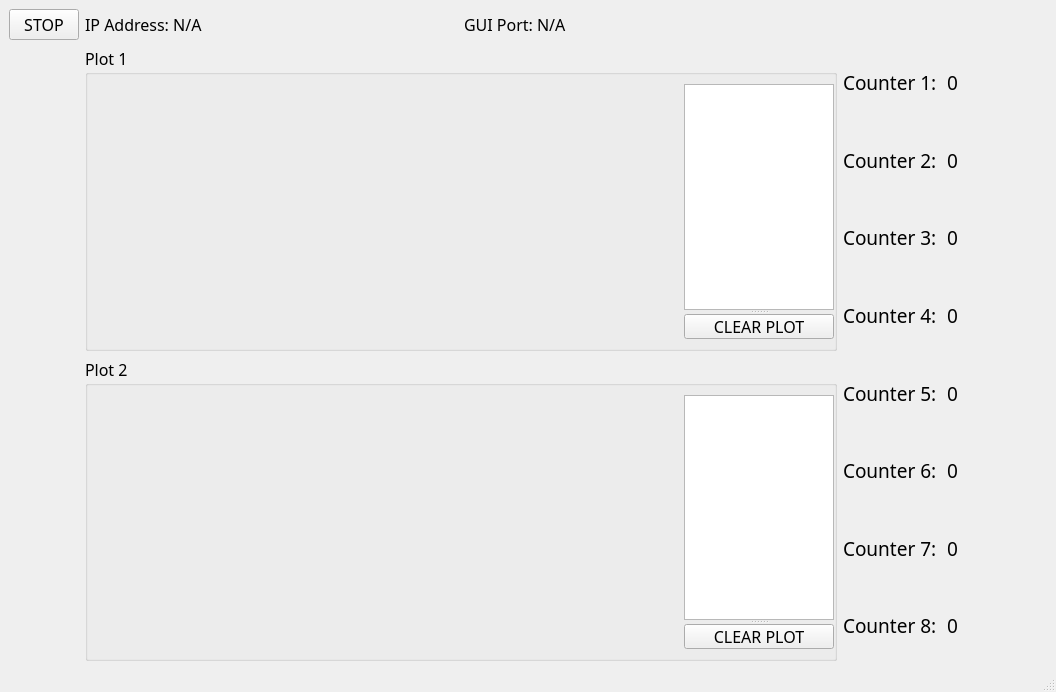
First picture: the form in pylabnet/gui/pyqt/gui_templates/count_monitor.ui, repository lukingroup/pylabnet, before the edit.
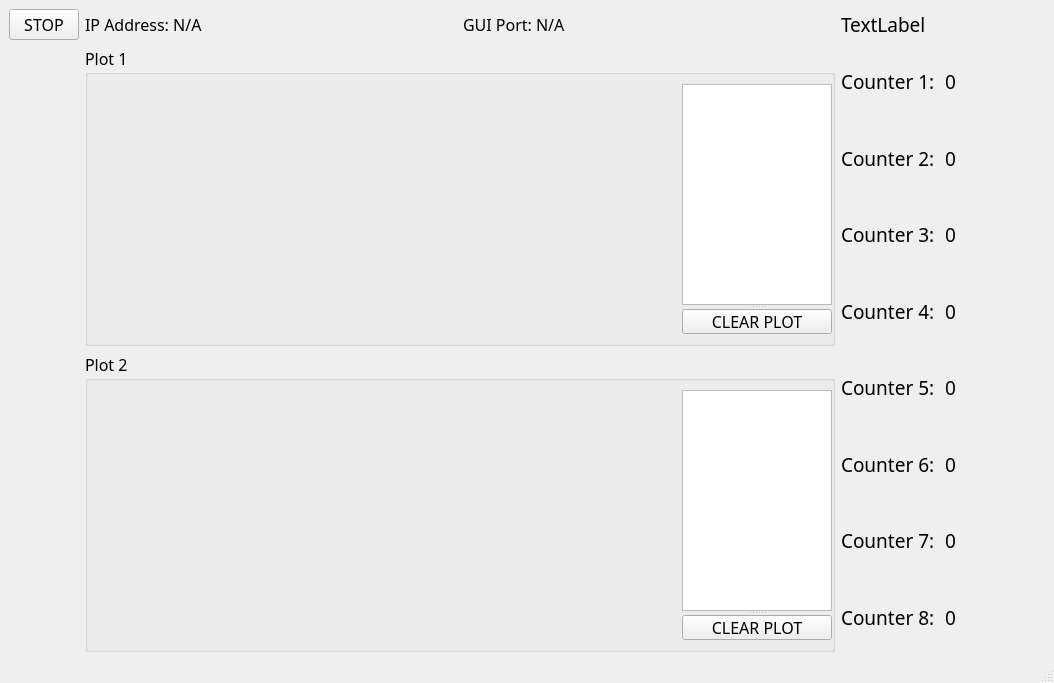
Second picture: the form after the edit. Custom widgets are drawn as their Qt base class.

Commit message: Updated ui files for count monitor and histogram, changed scripts to add channel and tt names

```diff
--- a/pylabnet/gui/pyqt/gui_templates/count_monitor.ui
+++ b/pylabnet/gui/pyqt/gui_templates/count_monitor.ui
@@ -6,8 +6,8 @@
    <rect>
     <x>0</x>
     <y>0</y>
-    <width>1056</width>
-    <height>692</height>
+    <width>1054</width>
+    <height>683</height>
    </rect>
   </property>
   <property name="windowTitle">
@@ -198,7 +198,7 @@
        </widget>
       </item>
       <item row="1" column="0">
-       <widget class="QLabel" name="label_7">
+       <widget class="QLabel" name="label_2">
         <property name="font">
          <font>
           <family>Calibri Light</family>
@@ -280,7 +280,7 @@
        </widget>
       </item>
       <item row="0" column="0">
-       <widget class="QLabel" name="label_5">
+       <widget class="QLabel" name="label_1">
         <property name="font">
          <font>
           <family>Calibri Light</family>
@@ -296,7 +296,7 @@
        </widget>
       </item>
       <item row="3" column="0">
-       <widget class="QLabel" name="label_2">
+       <widget class="QLabel" name="label_4">
         <property name="font">
          <font>
           <family>Calibri Light</family>
@@ -394,7 +394,7 @@
        <number>10</number>
       </property>
       <item row="2" column="0">
-       <widget class="QLabel" name="label_4">
+       <widget class="QLabel" name="label_7">
         <property name="font">
          <font>
           <family>Calibri Light</family>
@@ -432,7 +432,7 @@
        </widget>
       </item>
       <item row="1" column="0">
-       <widget class="QLabel" name="label_8">
+       <widget class="QLabel" name="label_6">
         <property name="font">
          <font>
           <family>Calibri Light</family>
@@ -514,7 +514,7 @@
        </widget>
       </item>
       <item row="0" column="0">
-       <widget class="QLabel" name="label_6">
+       <widget class="QLabel" name="label_5">
         <property name="font">
          <font>
           <family>Calibri Light</family>
@@ -530,7 +530,7 @@
        </widget>
       </item>
       <item row="3" column="0">
-       <widget class="QLabel" name="label_9">
+       <widget class="QLabel" name="label_8">
         <property name="font">
          <font>
           <family>Calibri Light</family>
@@ -547,6 +547,23 @@
       </item>
      </layout>
     </item>
+    <item row="0" column="2">
+     <layout class="QGridLayout" name="gridLayout_4">
+      <item row="0" column="0">
+       <widget class="QLabel" name="tt_name_label">
+        <property name="font">
+         <font>
+          <family>Calibri Light</family>
+          <pointsize>14</pointsize>
+         </font>
+        </property>
+        <property name="text">
+         <string>TextLabel</string>
+        </property>
+       </widget>
+      </item>
+     </layout>
+    </item>
    </layout>
   </widget>
   <widget class="QMenuBar" name="menubar">
```
Left out of the diff: 4 changed lines with no effect on the pictures. The commit also changes 4 other files.
